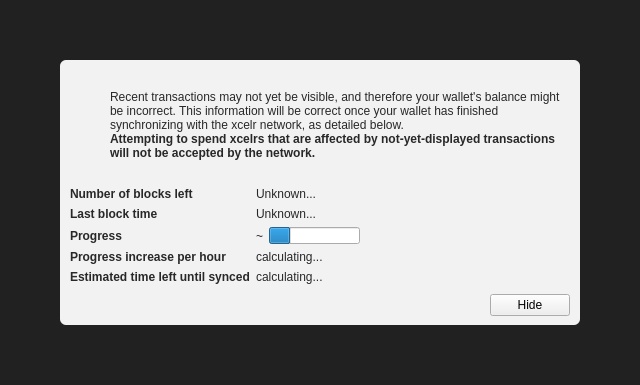
Qt form src/qt/forms/modaloverlay.ui (XcelRProject/XcelR) before a commit.
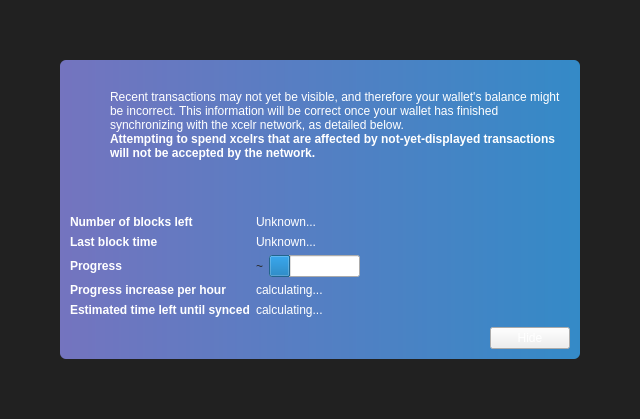
The same form after that commit. Icons and pictures are not drawn. Custom widgets are drawn as their Qt base class.

The edit to the form file:
```diff
--- a/src/qt/forms/modaloverlay.ui
+++ b/src/qt/forms/modaloverlay.ui
@@ -7,12 +7,15 @@
     <x>0</x>
     <y>0</y>
     <width>640</width>
-    <height>385</height>
+    <height>419</height>
    </rect>
   </property>
   <property name="windowTitle">
    <string>Form</string>
   </property>
+  <property name="styleSheet">
+   <string notr="true">color: rgb(255, 255, 255);</string>
+  </property>
   <layout class="QVBoxLayout" name="verticalLayout" stretch="0">
    <property name="sizeConstraint">
     <enum>QLayout::SetDefaultConstraint</enum>
@@ -50,7 +53,7 @@
       <item>
        <widget class="QWidget" name="contentWidget" native="true">
         <property name="styleSheet">
-         <string notr="true">#contentWidget { background: rgba(255,255,255,240); border-radius: 6px; }
+         <string notr="true">#contentWidget { background-color: qlineargradient(spread:pad, x1:0, y1:0, x2:1, y2:0, stop:0 rgba(116, 116, 191, 255), stop:1 rgba(52, 138, 199, 255)); border-radius: 6px; }
 
 QLabel { color: rgb(40,40,40);  }</string>
         </property>
@@ -129,6 +132,9 @@
              </property>
              <item>
               <widget class="QLabel" name="infoText">
+               <property name="styleSheet">
+                <string notr="true">color: rgb(255, 255, 255);</string>
+               </property>
                <property name="text">
                 <string>Recent transactions may not yet be visible, and therefore your wallet's balance might be incorrect. This information will be correct once your wallet has finished synchronizing with the xcelr network, as detailed below.</string>
                </property>
@@ -148,6 +154,9 @@
                  <bold>true</bold>
                 </font>
                </property>
+               <property name="styleSheet">
+                <string notr="true">color: rgb(255, 255, 255);</string>
+               </property>
                <property name="text">
                 <string>Attempting to spend xcelrs that are affected by not-yet-displayed transactions will not be accepted by the network.</string>
                </property>
@@ -211,6 +220,9 @@
                <bold>true</bold>
               </font>
              </property>
+             <property name="styleSheet">
+              <string notr="true">color: rgb(255, 255, 255);</string>
+             </property>
              <property name="text">
               <string>Number of blocks left</string>
              </property>
@@ -218,6 +230,9 @@
            </item>
            <item row="0" column="1">
             <widget class="QLabel" name="numberOfBlocksLeft">
+             <property name="styleSheet">
+              <string notr="true">color: rgb(255, 255, 255);</string>
+             </property>
              <property name="text">
               <string>Unknown...</string>
              </property>
@@ -231,6 +246,9 @@
                <bold>true</bold>
               </font>
              </property>
+             <property name="styleSheet">
+              <string notr="true">color: rgb(255, 255, 255);</string>
+             </property>
              <property name="text">
               <string>Last block time</string>
              </property>
@@ -244,6 +262,9 @@
                <verstretch>0</verstretch>
               </sizepolicy>
              </property>
+             <property name="styleSheet">
+              <string notr="true">color: rgb(255, 255, 255);</string>
+             </property>
              <property name="text">
               <string>Unknown...</string>
              </property>
@@ -257,6 +278,9 @@
                <bold>true</bold>
               </font>
              </property>
+             <property name="styleSheet">
+              <string notr="true">color: rgb(255, 255, 255);</string>
+             </property>
              <property name="text">
               <string>Progress</string>
              </property>
@@ -273,6 +297,9 @@
              </item>
              <item>
               <widget class="QProgressBar" name="progressBar">
+               <property name="styleSheet">
+                <string notr="true">color: qlineargradient(spread:pad, x1:0, y1:0, x2:1, y2:0, stop:0 rgba(27, 177, 37, 255), stop:0.691176 rgba(14, 255, 14, 255));</string>
+               </property>
                <property name="value">
                 <number>24</number>
                </property>
@@ -291,6 +318,9 @@
                <bold>true</bold>
               </font>
              </property>
+             <property name="styleSheet">
+              <string notr="true">color: rgb(255, 255, 255);</string>
+             </property>
              <property name="text">
               <string>Progress increase per hour</string>
              </property>
@@ -298,6 +328,9 @@
            </item>
            <item row="4" column="1">
             <widget class="QLabel" name="progressIncreasePerH">
+             <property name="styleSheet">
+              <string notr="true">color: rgb(255, 255, 255);</string>
+             </property>
              <property name="text">
               <string>calculating...</string>
              </property>
@@ -311,6 +344,9 @@
                <bold>true</bold>
               </font>
              </property>
+             <property name="styleSheet">
+              <string notr="true">color: rgb(255, 255, 255);</string>
+             </property>
              <property name="text">
               <string>Estimated time left until synced</string>
              </property>
@@ -318,6 +354,9 @@
            </item>
            <item row="5" column="1">
             <widget class="QLabel" name="expectedTimeLeft">
+             <property name="styleSheet">
+              <string notr="true">color: rgb(255, 255, 255);</string>
+             </property>
              <property name="text">
               <string>calculating...</string>
              </property>
@@ -348,6 +387,9 @@
            </item>
            <item>
             <widget class="QPushButton" name="closeButton">
+             <property name="styleSheet">
+              <string notr="true">color: rgb(255, 255, 255);</string>
+             </property>
              <property name="text">
               <string>Hide</string>
              </property>
```
